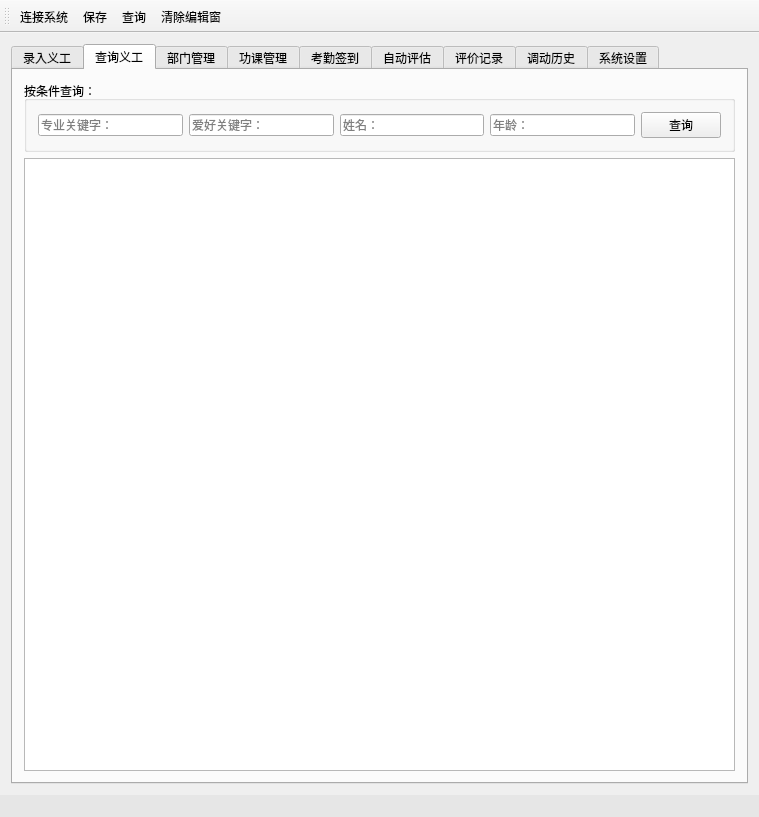
First picture: the form in mainwindow.ui, repository crouse/Sumeru, before the edit.
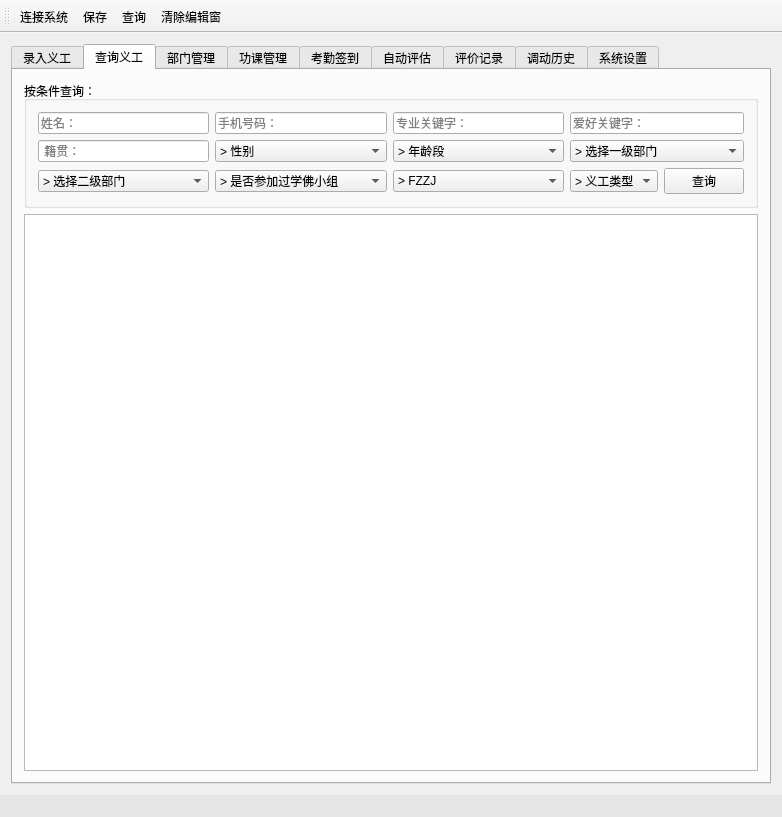
Second picture: the form after the edit. The open tabs and pages were chosen to show the change. Icons and pictures are not drawn.

```diff
--- a/mainwindow.ui
+++ b/mainwindow.ui
@@ -6,7 +6,7 @@
    <rect>
     <x>0</x>
     <y>0</y>
-    <width>759</width>
+    <width>782</width>
     <height>817</height>
    </rect>
   </property>
@@ -1211,42 +1211,195 @@
           <property name="title">
            <string>按条件查询：</string>
           </property>
-          <layout class="QHBoxLayout" name="horizontalLayout_2">
-           <item>
+          <layout class="QGridLayout" name="gridLayout_4">
+           <item row="0" column="0">
+            <widget class="QLineEdit" name="lineEditVName">
+             <property name="placeholderText">
+              <string>姓名：</string>
+             </property>
+            </widget>
+           </item>
+           <item row="0" column="1">
+            <widget class="QLineEdit" name="lineEditQPhone">
+             <property name="placeholderText">
+              <string>手机号码：</string>
+             </property>
+            </widget>
+           </item>
+           <item row="0" column="2">
             <widget class="QLineEdit" name="lineEditVFieldSearch">
              <property name="placeholderText">
               <string>专业关键字：</string>
              </property>
             </widget>
            </item>
-           <item>
+           <item row="0" column="3" colspan="2">
             <widget class="QLineEdit" name="lineEditVHobbyKey">
              <property name="placeholderText">
               <string>爱好关键字：</string>
              </property>
             </widget>
            </item>
-           <item>
-            <widget class="QLineEdit" name="lineEditVName">
+           <item row="1" column="0">
+            <widget class="QLineEdit" name="lineEditQHome">
              <property name="placeholderText">
-              <string>姓名：</string>
+              <string> 籍贯：</string>
              </property>
             </widget>
            </item>
-           <item>
-            <widget class="QLineEdit" name="lineEditVAge">
-             <property name="placeholderText">
-              <string>年龄：</string>
+           <item row="1" column="1">
+            <widget class="QComboBox" name="comboBoxQGender">
+             <item>
+              <property name="text">
+               <string>&gt; 性别</string>
+              </property>
+             </item>
+             <item>
+              <property name="text">
+               <string>男</string>
+              </property>
+             </item>
+             <item>
+              <property name="text">
+               <string>女</string>
+              </property>
+             </item>
+            </widget>
+           </item>
+           <item row="1" column="2">
+            <widget class="QComboBox" name="comboBoxQAge">
+             <item>
+              <property name="text">
+               <string>&gt; 年龄段</string>
+              </property>
+             </item>
+             <item>
+              <property name="text">
+               <string>童年</string>
+              </property>
+             </item>
+             <item>
+              <property name="text">
+               <string>少年</string>
+              </property>
+             </item>
+             <item>
+              <property name="text">
+               <string>青年</string>
+              </property>
+             </item>
+             <item>
+              <property name="text">
+               <string>中年</string>
+              </property>
+             </item>
+             <item>
+              <property name="text">
+               <string>老年</string>
+              </property>
+             </item>
+            </widget>
+           </item>
+           <item row="2" column="0">
+            <widget class="QComboBox" name="comboBoxQSecondDepart">
+             <item>
+              <property name="text">
+               <string>&gt; 选择二级部门</string>
+              </property>
+             </item>
+            </widget>
+           </item>
+           <item row="2" column="1">
+            <widget class="QComboBox" name="comboBoxQIfGroup">
+             <item>
+              <property name="text">
+               <string>&gt; 是否参加过学佛小组</string>
+              </property>
+             </item>
+             <item>
+              <property name="text">
+               <string>是</string>
+              </property>
+             </item>
+             <item>
+              <property name="text">
+               <string>否</string>
+              </property>
+             </item>
+            </widget>
+           </item>
+           <item row="2" column="2">
+            <widget class="QComboBox" name="comboBoxQFZZJ">
+             <item>
+              <property name="text">
+               <string>&gt; FZZJ</string>
+              </property>
+             </item>
+             <item>
+              <property name="text">
+               <string>是</string>
+              </property>
+             </item>
+             <item>
+              <property name="text">
+               <string>否</string>
+              </property>
+             </item>
+            </widget>
+           </item>
+           <item row="2" column="3">
+            <widget class="QComboBox" name="comboBoxQVolunteerType">
+             <property name="editable">
+              <bool>false</bool>
              </property>
+             <item>
+              <property name="text">
+               <string>&gt; 义工类型</string>
+              </property>
+             </item>
+             <item>
+              <property name="text">
+               <string>新义工</string>
+              </property>
+             </item>
+             <item>
+              <property name="text">
+               <string>常住义工</string>
+              </property>
+             </item>
+             <item>
+              <property name="text">
+               <string>短期义工</string>
+              </property>
+             </item>
+             <item>
+              <property name="text">
+               <string>山下义工</string>
+              </property>
+             </item>
+             <item>
+              <property name="text">
+               <string>准净人班</string>
+              </property>
+             </item>
             </widget>
            </item>
-           <item>
+           <item row="2" column="4">
             <widget class="QPushButton" name="pushButtonVSearch">
              <property name="text">
               <string>查询</string>
              </property>
             </widget>
            </item>
+           <item row="1" column="3" colspan="2">
+            <widget class="QComboBox" name="comboBoxQDepart">
+             <item>
+              <property name="text">
+               <string>&gt; 选择一级部门</string>
+              </property>
+             </item>
+            </widget>
+           </item>
           </layout>
          </widget>
         </item>
```
Left out of the diff: 78 changed lines with no effect on the pictures.
